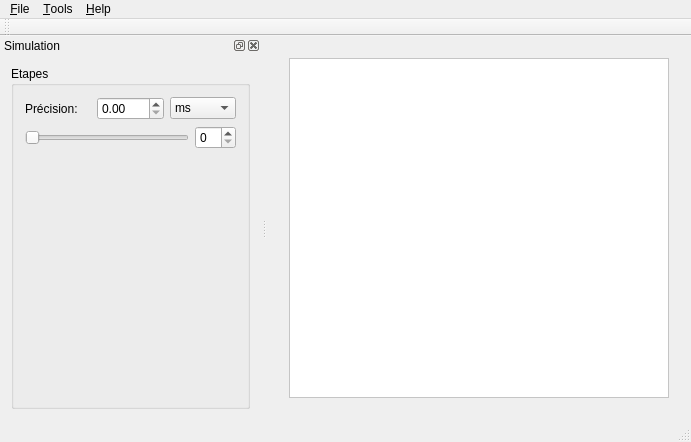
Above: src/mainwindow.ui from lefebvreariane/m2-2012-projet before the change. Below: the same form after it.
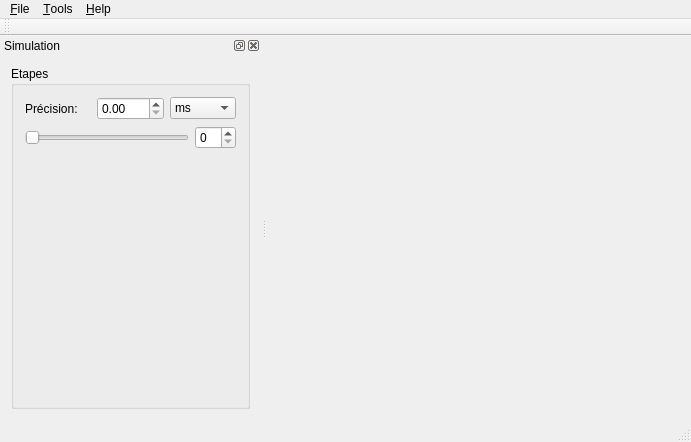
That is the form after the change.

Commit message: fenetre qui marche! QGLWidget intégré.

The edit to the form file:
```diff
--- a/src/mainwindow.ui
+++ b/src/mainwindow.ui
@@ -32,87 +32,7 @@
    <property name="autoFillBackground">
     <bool>false</bool>
    </property>
-   <layout class="QVBoxLayout" name="verticalLayout">
-    <item>
-     <widget class="QFrame" name="frame">
-      <property name="minimumSize">
-       <size>
-        <width>50</width>
-        <height>50</height>
-       </size>
-      </property>
-      <property name="palette">
-       <palette>
-        <active>
-         <colorrole role="Base">
-          <brush brushstyle="SolidPattern">
-           <color alpha="255">
-            <red>255</red>
-            <green>255</green>
-            <blue>255</blue>
-           </color>
-          </brush>
-         </colorrole>
-         <colorrole role="Window">
-          <brush brushstyle="SolidPattern">
-           <color alpha="255">
-            <red>255</red>
-            <green>255</green>
-            <blue>255</blue>
-           </color>
-          </brush>
-         </colorrole>
-        </active>
-        <inactive>
-         <colorrole role="Base">
-          <brush brushstyle="SolidPattern">
-           <color alpha="255">
-            <red>255</red>
-            <green>255</green>
-            <blue>255</blue>
-           </color>
-          </brush>
-         </colorrole>
-         <colorrole role="Window">
-          <brush brushstyle="SolidPattern">
-           <color alpha="255">
-            <red>255</red>
-            <green>255</green>
-            <blue>255</blue>
-           </color>
-          </brush>
-         </colorrole>
-        </inactive>
-        <disabled>
-         <colorrole role="Base">
-          <brush brushstyle="SolidPattern">
-           <color alpha="255">
-            <red>255</red>
-            <green>255</green>
-            <blue>255</blue>
-           </color>
-          </brush>
-         </colorrole>
-         <colorrole role="Window">
-          <brush brushstyle="SolidPattern">
-           <color alpha="255">
-            <red>255</red>
-            <green>255</green>
-            <blue>255</blue>
-           </color>
-          </brush>
-         </colorrole>
-        </disabled>
-       </palette>
-      </property>
-      <layout class="QHBoxLayout" name="horizontalLayout">
-       <item>
-        <widget class="QTextEdit" name="textEdit"/>
-       </item>
-      </layout>
-     </widget>
-    </item>
-   </layout>
+   <layout class="QVBoxLayout" name="verticalLayout"/>
   </widget>
   <widget class="QMenuBar" name="menuBar">
    <property name="geometry">
```
The commit also changes 4 other files.
